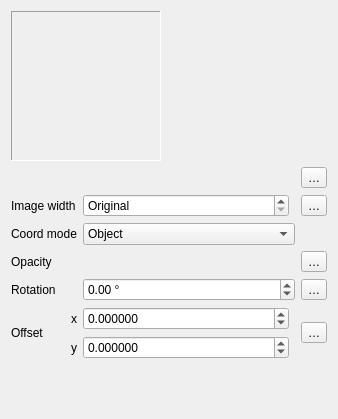
First picture: the form in src/ui/symbollayer/widget_rasterfill.ui, repository qgis/QGIS, before the edit.
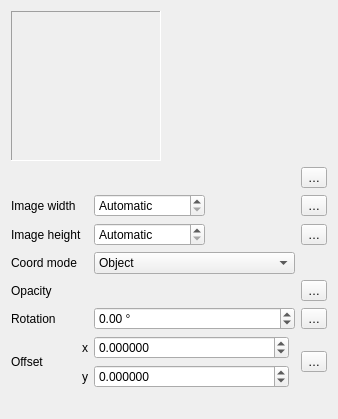
Second picture: the form after the edit. Custom widgets are drawn as their Qt base class.

Commit message:
[feature] Add height setting for raster fill symbol layer type
This allows users to control the width and height of the fill
pattern indepently, allowing for stretched raster fills in the
horizontal or vertical directions

Sponsored by North Road, thanks to SLYR

```diff
--- a/src/ui/symbollayer/widget_rasterfill.ui
+++ b/src/ui/symbollayer/widget_rasterfill.ui
@@ -14,28 +14,68 @@
    <string notr="true">Form</string>
   </property>
   <layout class="QGridLayout" name="gridLayout_2" columnstretch="0,0,0,0">
-   <item row="5" column="3">
-    <widget class="QgsPropertyOverrideButton" name="mRotationDDBtn">
+   <item row="5" column="0" colspan="2">
+    <widget class="QLabel" name="label">
      <property name="text">
-      <string>…</string>
+      <string>Opacity</string>
      </property>
     </widget>
    </item>
-   <item row="1" column="0" colspan="3">
-    <widget class="QgsImageSourceLineEdit" name="mImageSourceLineEdit" native="true">
+   <item row="2" column="2">
+    <layout class="QHBoxLayout" name="horizontalLayout_2">
+     <item>
+      <widget class="QgsDoubleSpinBox" name="mWidthSpinBox">
+       <property name="specialValueText">
+        <string>Automatic</string>
+       </property>
+       <property name="decimals">
+        <number>6</number>
+       </property>
+       <property name="maximum">
+        <double>99999999.000000000000000</double>
+       </property>
+       <property name="singleStep">
+        <double>0.200000000000000</double>
+       </property>
+      </widget>
+     </item>
+     <item>
+      <widget class="QgsUnitSelectionWidget" name="mWidthUnitWidget" native="true">
      <property name="focusPolicy">
       <enum>Qt::StrongFocus</enum>
      </property>
     </widget>
    </item>
-   <item row="2" column="3">
-    <widget class="QgsPropertyOverrideButton" name="mWidthDDBtn">
+    </layout>
+   </item>
+   <item row="4" column="2">
+    <widget class="QComboBox" name="cboCoordinateMode">
+     <item>
      <property name="text">
-      <string>…</string>
-     </property>
+       <string>Object</string>
+      </property>
+     </item>
+     <item>
+      <property name="text">
+       <string>Viewport</string>
+      </property>
+     </item>
     </widget>
    </item>
-   <item row="8" column="2">
+   <item row="10" column="0">
+    <spacer name="verticalSpacer">
+     <property name="orientation">
+      <enum>Qt::Vertical</enum>
+     </property>
+     <property name="sizeHint" stdset="0">
+      <size>
+       <width>20</width>
+       <height>40</height>
+      </size>
+     </property>
+    </spacer>
+   </item>
+   <item row="9" column="2">
     <layout class="QGridLayout" name="gridLayout">
      <item row="1" column="0">
       <widget class="QgsDoubleSpinBox" name="mSpinOffsetY">
@@ -96,31 +136,35 @@
      </item>
     </layout>
    </item>
-   <item row="9" column="0">
-    <spacer name="verticalSpacer">
-     <property name="orientation">
-      <enum>Qt::Vertical</enum>
+   <item row="5" column="2">
+    <widget class="QgsOpacityWidget" name="mOpacityWidget" native="true">
+     <property name="focusPolicy">
+      <enum>Qt::StrongFocus</enum>
      </property>
-     <property name="sizeHint" stdset="0">
-      <size>
-       <width>20</width>
-       <height>40</height>
-      </size>
-     </property>
-    </spacer>
+    </widget>
    </item>
-   <item row="3" column="2">
-    <widget class="QComboBox" name="cboCoordinateMode">
-     <item>
+   <item row="5" column="3">
+    <widget class="QgsPropertyOverrideButton" name="mOpacityDDBtn">
       <property name="text">
-       <string>Object</string>
-      </property>
-     </item>
-     <item>
+      <string>…</string>
+     </property>
+    </widget>
+   </item>
+   <item row="4" column="0" colspan="2">
+    <widget class="QLabel" name="label_3">
       <property name="text">
-       <string>Viewport</string>
-      </property>
-     </item>
+      <string>Coord mode</string>
+     </property>
+     <property name="buddy">
+      <cstring>cboCoordinateMode</cstring>
+     </property>
+    </widget>
+   </item>
+   <item row="9" column="3">
+    <widget class="QgsPropertyOverrideButton" name="mOffsetDDBtn">
+     <property name="text">
+      <string>…</string>
+     </property>
     </widget>
    </item>
    <item row="0" column="0" colspan="4">
@@ -174,7 +218,7 @@
      </item>
     </layout>
    </item>
-   <item row="5" column="2">
+   <item row="6" column="2">
     <widget class="QgsDoubleSpinBox" name="mRotationSpinBox">
      <property name="sizePolicy">
       <sizepolicy hsizetype="Preferred" vsizetype="Fixed">
@@ -199,67 +243,7 @@
      </property>
     </widget>
    </item>
-   <item row="2" column="2">
-    <layout class="QHBoxLayout" name="horizontalLayout_2">
-     <item>
-      <widget class="QgsDoubleSpinBox" name="mWidthSpinBox">
-       <property name="sizePolicy">
-        <sizepolicy hsizetype="Minimum" vsizetype="Fixed">
-         <horstretch>1</horstretch>
-         <verstretch>0</verstretch>
-        </sizepolicy>
-       </property>
-       <property name="specialValueText">
-        <string>Original</string>
-       </property>
-       <property name="decimals">
-        <number>6</number>
-       </property>
-       <property name="maximum">
-        <double>99999999.000000000000000</double>
-       </property>
-       <property name="singleStep">
-        <double>0.200000000000000</double>
-       </property>
-      </widget>
-     </item>
-     <item>
-      <widget class="QgsUnitSelectionWidget" name="mWidthUnitWidget" native="true">
-       <property name="minimumSize">
-        <size>
-         <width>0</width>
-         <height>0</height>
-        </size>
-       </property>
-       <property name="focusPolicy">
-        <enum>Qt::StrongFocus</enum>
-       </property>
-      </widget>
-     </item>
-    </layout>
-   </item>
-   <item row="1" column="3">
-    <widget class="QgsPropertyOverrideButton" name="mFilenameDDBtn">
-     <property name="text">
-      <string>…</string>
-     </property>
-    </widget>
-   </item>
-   <item row="4" column="2">
-    <widget class="QgsOpacityWidget" name="mOpacityWidget" native="true">
-     <property name="focusPolicy">
-      <enum>Qt::StrongFocus</enum>
-     </property>
-    </widget>
-   </item>
-   <item row="4" column="3">
-    <widget class="QgsPropertyOverrideButton" name="mOpacityDDBtn">
-     <property name="text">
-      <string>…</string>
-     </property>
-    </widget>
-   </item>
-   <item row="8" column="0" colspan="2">
+   <item row="9" column="0" colspan="2">
     <layout class="QGridLayout" name="gridLayout_3" columnstretch="1,0">
      <item row="0" column="1">
       <widget class="QLabel" name="label_2">
@@ -287,30 +271,17 @@
      </item>
     </layout>
    </item>
-   <item row="5" column="0" colspan="2">
-    <widget class="QLabel" name="mRotationLabel">
+   <item row="2" column="3">
+    <widget class="QgsPropertyOverrideButton" name="mWidthDDBtn">
      <property name="text">
-      <string>Rotation</string>
+      <string>…</string>
      </property>
-     <property name="buddy">
-      <cstring>mRotationSpinBox</cstring>
-     </property>
     </widget>
    </item>
-   <item row="4" column="0" colspan="2">
-    <widget class="QLabel" name="label">
+   <item row="6" column="3">
+    <widget class="QgsPropertyOverrideButton" name="mRotationDDBtn">
      <property name="text">
-      <string>Opacity</string>
-     </property>
-    </widget>
-   </item>
-   <item row="3" column="0" colspan="2">
-    <widget class="QLabel" name="label_3">
-     <property name="text">
-      <string>Coord mode</string>
-     </property>
-     <property name="buddy">
-      <cstring>cboCoordinateMode</cstring>
+      <string>…</string>
      </property>
     </widget>
    </item>
@@ -324,13 +295,74 @@
      </property>
     </widget>
    </item>
-   <item row="8" column="3">
-    <widget class="QgsPropertyOverrideButton" name="mOffsetDDBtn">
+   <item row="1" column="3">
+    <widget class="QgsPropertyOverrideButton" name="mFilenameDDBtn">
      <property name="text">
       <string>…</string>
      </property>
     </widget>
    </item>
+   <item row="6" column="0" colspan="2">
+    <widget class="QLabel" name="mRotationLabel">
+     <property name="text">
+      <string>Rotation</string>
+     </property>
+     <property name="buddy">
+      <cstring>mRotationSpinBox</cstring>
+     </property>
+    </widget>
+   </item>
+   <item row="1" column="0" colspan="3">
+    <widget class="QgsImageSourceLineEdit" name="mImageSourceLineEdit" native="true">
+     <property name="focusPolicy">
+      <enum>Qt::StrongFocus</enum>
+     </property>
+    </widget>
+   </item>
+   <item row="3" column="0">
+    <widget class="QLabel" name="mTextureWidthLabel_2">
+     <property name="text">
+      <string>Image height</string>
+     </property>
+     <property name="buddy">
+      <cstring>mWidthSpinBox</cstring>
+     </property>
+    </widget>
+   </item>
+   <item row="3" column="3">
+    <widget class="QgsPropertyOverrideButton" name="mHeightDDBtn">
+     <property name="text">
+      <string>…</string>
+     </property>
+    </widget>
+   </item>
+   <item row="3" column="2">
+    <layout class="QHBoxLayout" name="horizontalLayout">
+     <item>
+      <widget class="QgsDoubleSpinBox" name="mHeightSpinBox">
+       <property name="specialValueText">
+        <string>Automatic</string>
+       </property>
+       <property name="decimals">
+        <number>6</number>
+       </property>
+       <property name="maximum">
+        <double>99999999.000000000000000</double>
+       </property>
+       <property name="singleStep">
+        <double>0.200000000000000</double>
+       </property>
+      </widget>
+     </item>
+     <item>
+      <widget class="QgsUnitSelectionWidget" name="mHeightUnitWidget" native="true">
+       <property name="focusPolicy">
+        <enum>Qt::StrongFocus</enum>
+       </property>
+      </widget>
+     </item>
+    </layout>
+   </item>
   </layout>
  </widget>
  <customwidgets>
```
Left out of the diff: 4 changed lines with no effect on the pictures. Lines whose indentation alone changed are shown as unchanged. The commit also changes 5 other files.
